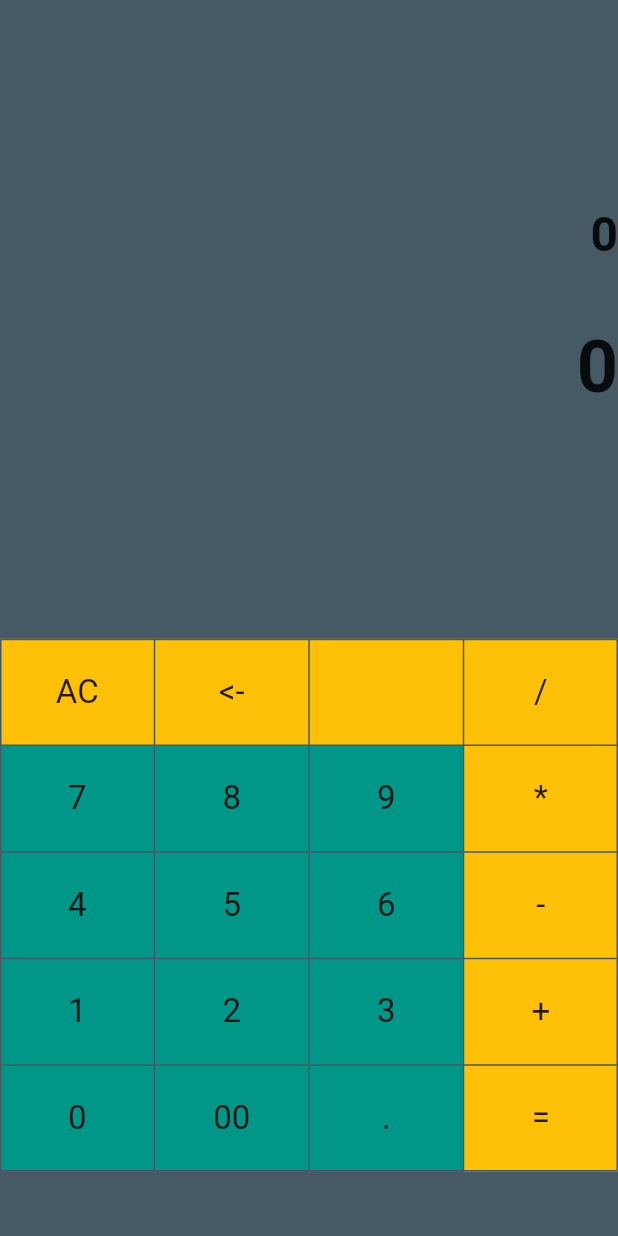
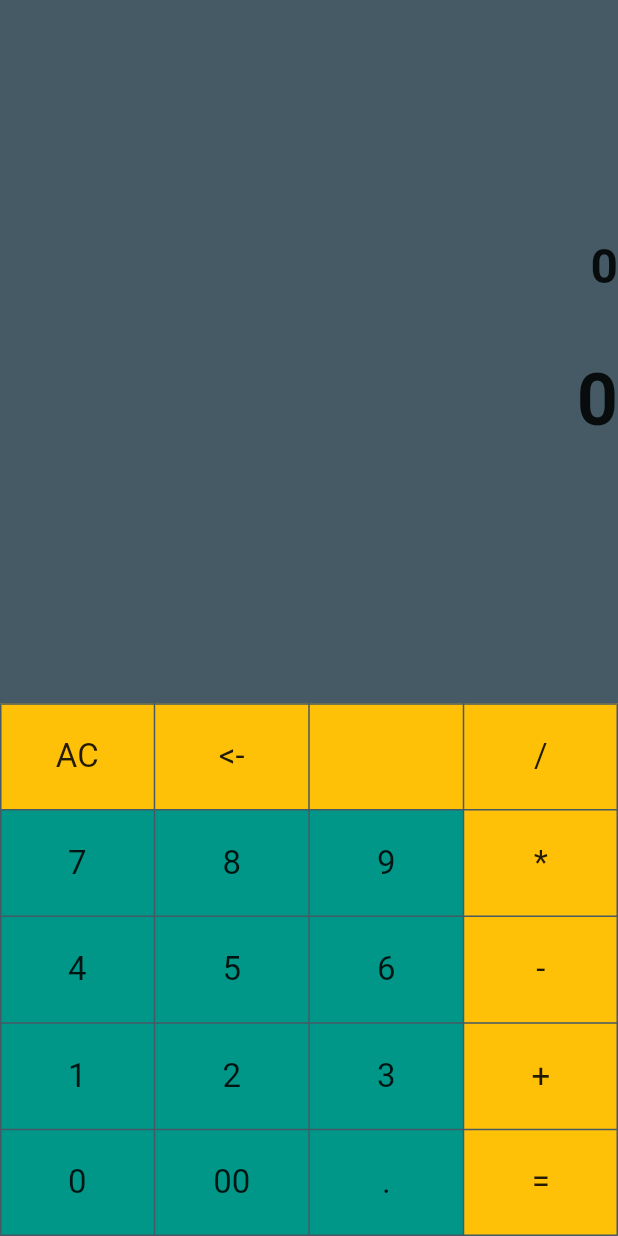
Before and after one commit to onrlcn-ff/flutter-calculator, a Flutter app: the screen it shows after launch, on a phone screen of 412 x 824 dp. Run offline on Flutter 3.47's test engine with Material 2 defaults, Android fonts, the phone set to English and light mode, and no system bars; our stand-ins replace math_expressions.

Commit message:
Hatalar Giderildi

```diff
--- a/lib/calculator.dart
+++ b/lib/calculator.dart
@@ -52,14 +52,17 @@ class _CalculatorHomePageState extends State<CalculatorHomePage> {
       backgroundColor: Theme.of(context).primaryColorDark,
       body: Container(
         child: Column(children: [
-          SizedBox(
-            height: MediaQuery.of(context).size.height / 6,
-          ),
+          Expanded(
+            child: Center(
+              child: Column(
+                mainAxisAlignment: MainAxisAlignment.center,
+                children: [
                   Container(
                       alignment: Alignment.bottomRight,
                       width: MediaQuery.of(context).size.width,
                       child: Text(process,
-                  style: TextStyle(fontSize: 32, fontWeight: FontWeight.bold))),
+                          style: TextStyle(
+                              fontSize: 32, fontWeight: FontWeight.bold))),
                   SizedBox(
                     height: MediaQuery.of(context).size.height / 20,
                   ),
@@ -67,9 +70,11 @@ class _CalculatorHomePageState extends State<CalculatorHomePage> {
                       alignment: Alignment.bottomRight,
                       width: MediaQuery.of(context).size.width,
                       child: Text(result,
-                  style: TextStyle(fontSize: 48, fontWeight: FontWeight.bold))),
-          SizedBox(
-            height: MediaQuery.of(context).size.height / 6,
+                          style: TextStyle(
+                              fontSize: 48, fontWeight: FontWeight.bold))),
+                ],
+              ),
+            ),
           ),
           Divider(
             color: Theme.of(context).primaryColorDark,
```
Lines whose indentation alone changed are shown as unchanged.
